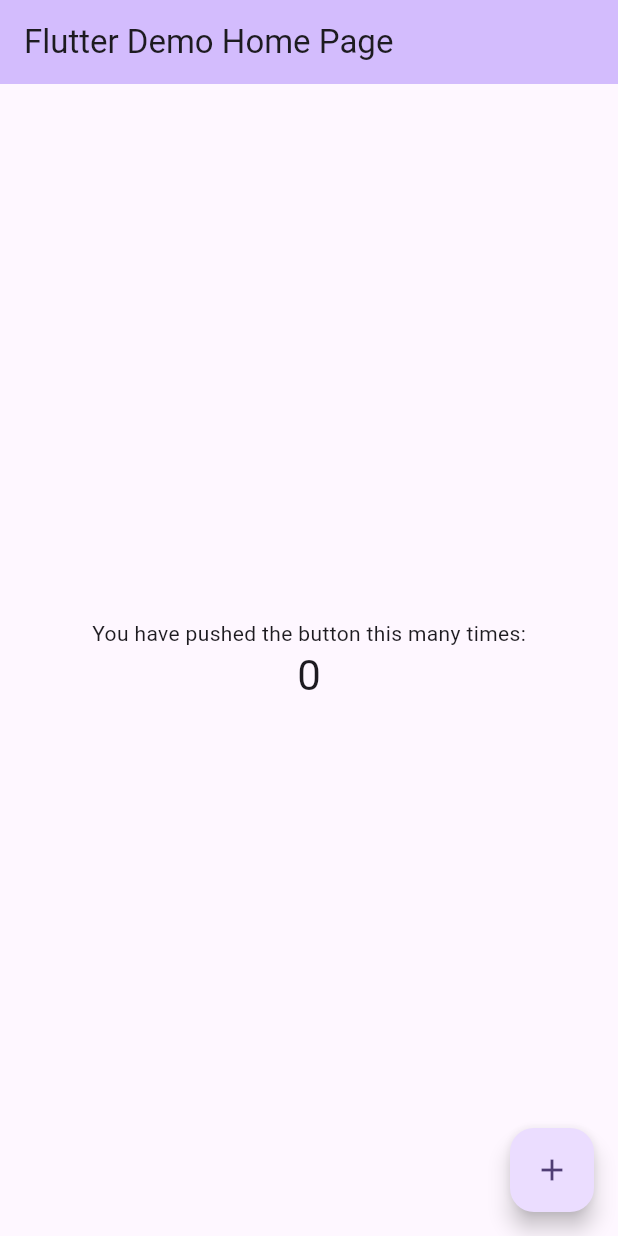
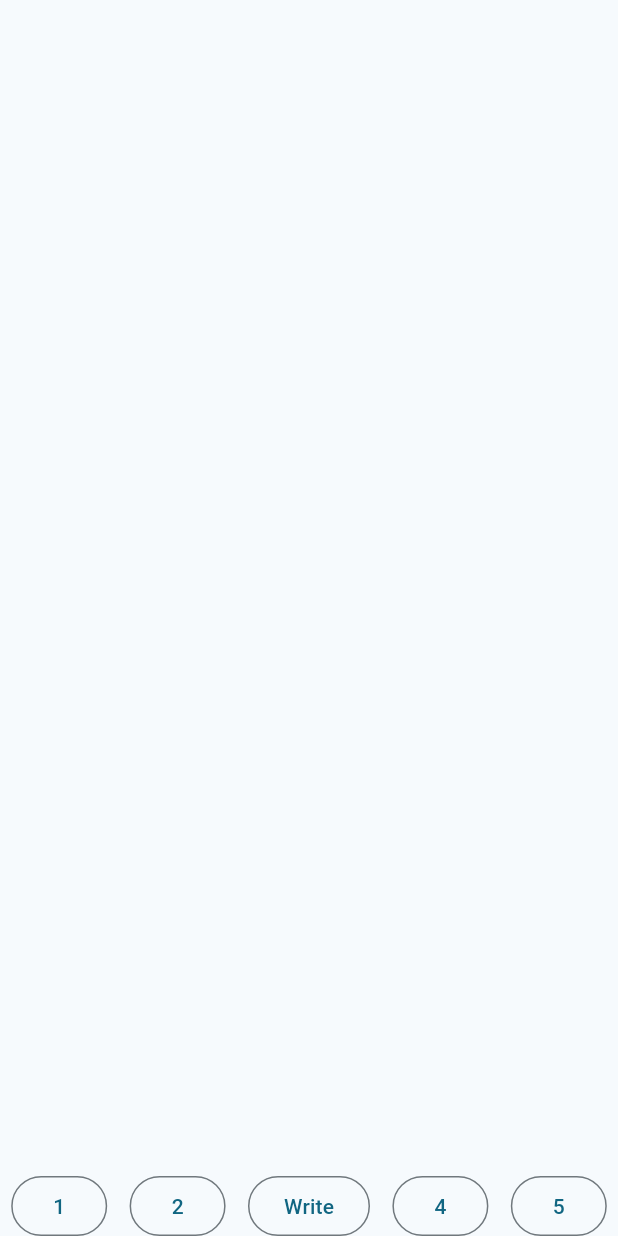
Before and after one commit to headzero/base_flutter, a Flutter app: the screen it shows after launch, on a phone screen of 412 x 824 dp. Run offline on Flutter 3.47's test engine with Material 3 defaults, Android fonts, the phone set to English and light mode, and no system bars.

```diff
--- a/lib/main.dart
+++ b/lib/main.dart
@@ -1,4 +1,6 @@
 import 'package:flutter/material.dart';
+
+import 'screens/tabbase/TabBase.dart';
 
 void main() {
   runApp(const MyApp());
@@ -28,10 +30,10 @@ class MyApp extends StatelessWidget {
         //
         // This works for code too, not just values: Most code changes can be
         // tested with just a hot reload.
-        colorScheme: ColorScheme.fromSeed(seedColor: Colors.deepPurple),
+        colorScheme: ColorScheme.fromSeed(seedColor: Colors.blueGrey),
         useMaterial3: true,
       ),
-      home: const MyHomePage(title: 'Flutter Demo Home Page'),
+      home: const TabBase(),
     );
   }
 }
--- /dev/null
+++ b/lib/screens/tabbase/TabBase.dart
@@ -0,0 +1,65 @@
+import 'package:flutter/material.dart';
+
+class TabBase extends StatefulWidget {
+  const TabBase({super.key});
+
+  @override
+  State<StatefulWidget> createState() {
+    return TabBaseState();
+  }
+}
+
+class TabBaseState extends State<TabBase> {
+  var _selectedIndex = 0;
+
+  @override
+  Widget build(BuildContext context) {
+    return Scaffold(
+        body: SafeArea(
+          child: Container(),
+        ),
+        bottomNavigationBar: SizedBox(
+          height: 40,
+          child:
+              Row(mainAxisAlignment: MainAxisAlignment.spaceAround, children: [
+            OutlinedButton(
+              onPressed: () {
+                onClickTab(1);
+              },
+              child: const Text("1"),
+            ),
+            OutlinedButton(
+              onPressed: () {
+                onClickTab(2);
+              },
+              child: const Text("2"),
+            ),
+            OutlinedButton(
+              onPressed: () {
+                // Navigator.push(context,
+                //     MaterialPageRoute(builder: (context) => const WritePage()));
+              },
+              child: const Text("Write"),
+            ),
+            OutlinedButton(
+              onPressed: () {
+                onClickTab(4);
+              },
+              child: const Text("4"),
+            ),
+            OutlinedButton(
+              onPressed: () {
+                onClickTab(5);
+              },
+              child: const Text("5"),
+            )
+          ]),
+        ));
+  }
+
+  onClickTab(int index) {
+    setState(() {
+      _selectedIndex = index;
+    });
+  }
+}
```
Also changed, not shown: pubspec.lock (deleted), 11 other files.
